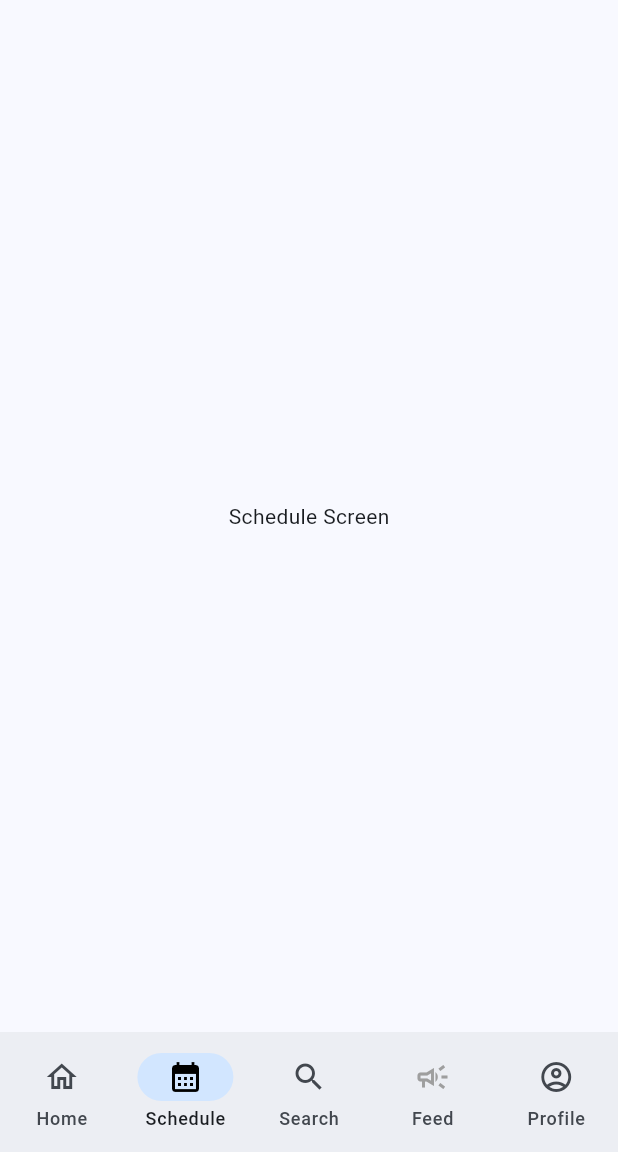
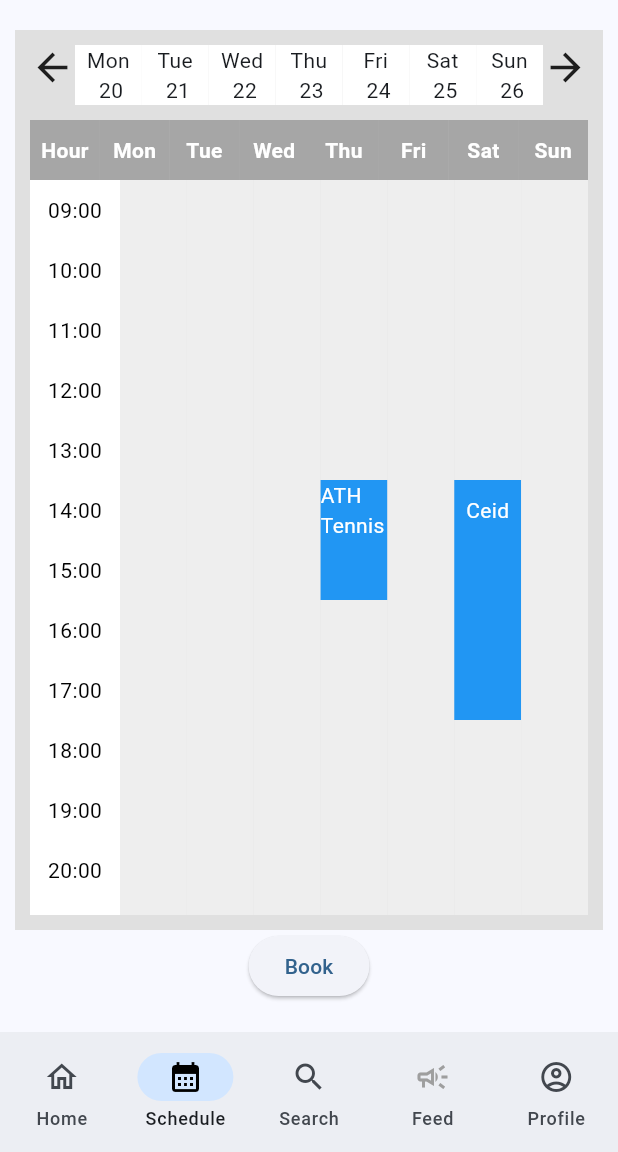
Before and after one commit to MyTennisClub/MyTennisClub, a Flutter app: the AthleteHomePage screen opened by its route, item 2 of the bottom bar chosen, on a phone screen of 412 x 824 dp, the part 84-1236 px from its top. Run offline on Flutter 3.47's test engine with Material 3 defaults, Android fonts, the light colour scheme and no system bars; our stand-ins replace email_validator, file_picker, flutter_slidable, mask_text_input_formatter, qr_flutter; missing offline and left inert: qr.

Commit message:
Implemet basic calendar functionality - coach calendar.

```diff
--- a/lib/athlete_android_app/athlete_home_page.dart
+++ b/lib/athlete_android_app/athlete_home_page.dart
@@ -1,6 +1,7 @@
 import 'package:flutter/material.dart';
 import 'package:mytennisclub/athlete_android_app/athlete_search_screen/athlete_search_screen.dart';
 import 'athelete_home_screen/athlete_home_screen.dart';
+import 'athlete_schedule_screen/athlete_schedule_screen.dart';
 
 class AthleteHomePage extends StatefulWidget {
   const AthleteHomePage({super.key});
@@ -98,9 +99,7 @@ class ScheduleScreen extends StatelessWidget {
 
   @override
   Widget build(BuildContext context) {
-    return const Center(
-      child: Text('Schedule Screen'),
-    );;
+    return AthleteScheduleScreen();
   }
 }
 
--- /dev/null
+++ b/lib/athlete_android_app/athlete_schedule_screen/athlete_schedule_screen.dart
@@ -0,0 +1,34 @@
+import 'package:flutter/material.dart';
+import 'calendart.dart';
+
+class Reservation {
+  final String day;
+  final TimeOfDay startTime;
+  final TimeOfDay endTime;
+  final String description;
+
+  Reservation(this.day, this.startTime, this.endTime, this.description);
+}
+
+class AthleteScheduleScreen extends StatelessWidget {
+  const AthleteScheduleScreen({super.key});
+
+  @override
+  Widget build(BuildContext context) {
+    return Padding(
+      padding: const EdgeInsets.symmetric(horizontal: 10.0, vertical: 20.0),
+      child: Column(
+        children: [
+          Expanded(
+            child: Container(
+              color: Colors.grey.shade300,
+              child: CalendarWidget(),
+            ),
+          ),
+          ElevatedButton(onPressed: () {  },
+          child: Text('Book'),)
+        ],
+      ),
+    );
+  }
+}
--- /dev/null
+++ b/lib/athlete_android_app/athlete_schedule_screen/calendart.dart
@@ -0,0 +1,257 @@
+import 'package:flutter/material.dart';
+
+class CalendarWidget extends StatefulWidget {
+  @override
+  _CalendarWidgetState createState() => _CalendarWidgetState();
+}
+
+class _CalendarWidgetState extends State<CalendarWidget> {
+  DateTime _currentDate = DateTime.now();
+  DateTime _initialDate = DateTime.now();
+
+  // List of reservations
+  List<Reservation> reservations = [
+    Reservation(
+      id: 1,
+      title: 'ATH Tennis',
+      court: 'Court A',
+      startTime: DateTime.parse('2024-08-04 12:00:00'),
+      endTime: DateTime.parse('2024-08-04 13:00:00'),
+    ),
+    Reservation(
+      id: 2,
+      title: 'ATH Tennis',
+      court: 'Court B',
+      startTime: DateTime.parse('2024-08-04 14:00:00'),
+      endTime: DateTime.parse('2024-08-04 15:00:00'),
+    ),
+    Reservation(
+      id: 3,
+      title: 'ATH Tennis',
+      court: 'Court C',
+      startTime: DateTime.parse('2024-05-23 14:00:00'),
+      endTime: DateTime.parse(
+          '2024-05-23 16:00:00'), // Example of upcoming reservation
+    ),
+    Reservation(
+      id: 4,
+      title: 'Ceid',
+      court: 'D Class',
+      startTime: DateTime.parse('2024-05-25 14:00:00'),
+      endTime: DateTime.parse('2024-05-25 18:00:00'),
+    ), // Example of upcoming reservation
+    // Add more reservations here
+  ];
+
+  void _previousWeek() {
+    setState(() {
+      // Calculate the start of the current week
+      DateTime startOfWeek =
+          _currentDate.subtract(Duration(days: _currentDate.weekday - 1));
+      // Ensure we do not go before the initial week's start
+      if (startOfWeek.isAfter(_initialDate.subtract(Duration(days: 7))) &&
+          startOfWeek.isAfter(_initialDate)) {
+        _currentDate = _currentDate.subtract(Duration(days: 7));
+      }
+    });
+  }
+
+  void _nextWeek() {
+    setState(() {
+      _currentDate = _currentDate.add(Duration(days: 7));
+    });
+  }
+
+  List<Widget> _generateWeekDays() {
+    List<Widget> days = [];
+    DateTime startOfWeek =
+        _currentDate.subtract(Duration(days: _currentDate.weekday - 1));
+
+    for (int i = 0; i < 7; i++) {
+      DateTime day = startOfWeek.add(Duration(days: i));
+      days.add(Expanded(
+        child: Container(
+          color: Colors.white,
+          child: Text(
+            '${day.weekday == 1 ? 'Mon\n' : day.weekday == 2 ? 'Tue\n' : day.weekday == 3 ? 'Wed\n' : day.weekday == 4 ? 'Thu\n' : day.weekday == 5 ? 'Fri\n' : day.weekday == 6 ? 'Sat\n' : 'Sun\n'} ${day.day}',
+            textAlign: TextAlign.center,
+          ),
+        ),
+      ));
+    }
+
+    return days;
+  }
+
+  @override
+  Widget build(BuildContext context) {
+    return Container(
+      padding: EdgeInsets.all(10.0),
+      child: Column(
+        children: [
+          Row(
+            crossAxisAlignment: CrossAxisAlignment.start,
+            children: [
+              GestureDetector(
+                onTap: _previousWeek,
+                child: Icon(Icons.arrow_back, size: 30),
+              ),
+              ..._generateWeekDays(),
+              GestureDetector(
+                onTap: _nextWeek,
+                child: Icon(Icons.arrow_forward, size: 30),
+              ),
+            ],
+          ),
+          SizedBox(height: 10),
+          _buildDayRow(
+              ['Hour', 'Mon', 'Tue', 'Wed', 'Thu', 'Fri', 'Sat', 'Sun']),
+          Expanded(
+            child: SingleChildScrollView(
+              child: Column(
+                children: List.generate(15, (index) {
+                  final int hour = index + 9; // Start from 09:00
+                  return _buildHourRow(hour);
+                }),
+              ),
+            ),
+          ),
+        ],
+      ),
+    );
+  }
+
+  Widget _buildDayRow(List<String> days) {
+    return Row(
+      children: days.map((day) {
+        return Expanded(
+          child: Container(
+            height: 40,
+            color: Colors.black26,
+            child: Center(
+              child: Text(
+                day,
+                style:
+                    TextStyle(color: Colors.white, fontWeight: FontWeight.bold),
+              ),
+            ),
+          ),
+        );
+      }).toList(),
+    );
+  }
+
+  Widget _buildHourRow(int hour) {
+    DateTime startOfWeek =
+        _currentDate.subtract(Duration(days: _currentDate.weekday - 1));
+    return Row(
+      children: [
+        Container(
+          color: Colors.white,
+          height: 40,
+          width: 60,
+          child: Center(
+            child: Text(
+              '${hour.toString().padLeft(2, '0')}:00', // Format hour to HH:00
+              style: TextStyle(color: Colors.black),
+            ),
+          ),
+        ),
+        ...List.generate(7, (dayIndex) {
+          DateTime day = startOfWeek.add(Duration(days: dayIndex));
+          String reservationTitle = _getReservationForHour(day, hour);
+          Color containerColor = _getReservationColor(day, hour);
+          return Expanded(
+            child: GestureDetector(
+              onTap: () {
+                if (reservationTitle.isNotEmpty) {
+                  showDialog(
+                    context: context,
+                    builder: (context) {
+                      return AlertDialog(
+                          title: Text('Reservation Details'),
+                          content: Text(
+                              'Title: $reservationTitle\nCourt: ${_getReservationCourt(reservationTitle)}\nTime: ${_formatTime(day, hour)}'),
+                          actions: [
+                            TextButton(
+                              onPressed: () {
+                                Navigator.pop(context);
+                              },
+                              child: Text('Close'),
+                            ),
+                          ]);
+                    },
+                  );
+                }
+              },
+              child: Container(
+                color: containerColor,
+                height: 40,
+                child: Center(
+                  child: Text(
+                    reservationTitle,
+                    style: TextStyle(
+                      color: Colors.white,
+                    ),
+                  ),
+                ),
+              ),
+            ),
+          );
+        }),
+      ],
+    );
+  }
+
+  Color _getReservationColor(DateTime day, int hour) {
+    DateTime startOfHour = DateTime(day.year, day.month, day.day, hour);
+    DateTime endOfHour = startOfHour.add(Duration(hours: 1));
+    for (var reservation in reservations) {
+      if ((reservation.startTime.isBefore(endOfHour) &&
+          reservation.endTime.isAfter(startOfHour))) {
+        return Colors.blue;
+      }
+    }
+    return Colors.grey.shade200;
+  }
+
+  String _getReservationForHour(DateTime day, int hour) {
+    DateTime startOfHour = DateTime(day.year, day.month, day.day, hour);
+    for (var reservation in reservations) {
+      if (reservation.startTime.isAtSameMomentAs(startOfHour)) {
+        return reservation.title;
+      }
+    }
+    return '';
+  }
+
+  String _getReservationCourt(String reservationTitle) {
+    for (var reservation in reservations) {
+      if (reservation.title == reservationTitle) {
+        return reservation.court;
+      }
+    }
+    return '';
+  }
+
+  String _formatTime(DateTime day, int hour) {
+    DateTime startOfHour = DateTime(day.year, day.month, day.day, hour);
+    return '${startOfHour.hour.toString().padLeft(2, '0')}:00 - ${(startOfHour.hour + 1).toString().padLeft(2, '0')}:00';
+  }
+}
+
+class Reservation {
+  final int id;
+  final String title;
+  final String court;
+  final DateTime startTime;
+  final DateTime endTime;
+
+  Reservation({
+    required this.id,
+    required this.title,
+    required this.court,
+    required this.startTime,
+    required this.endTime,
+  });
+}
```
